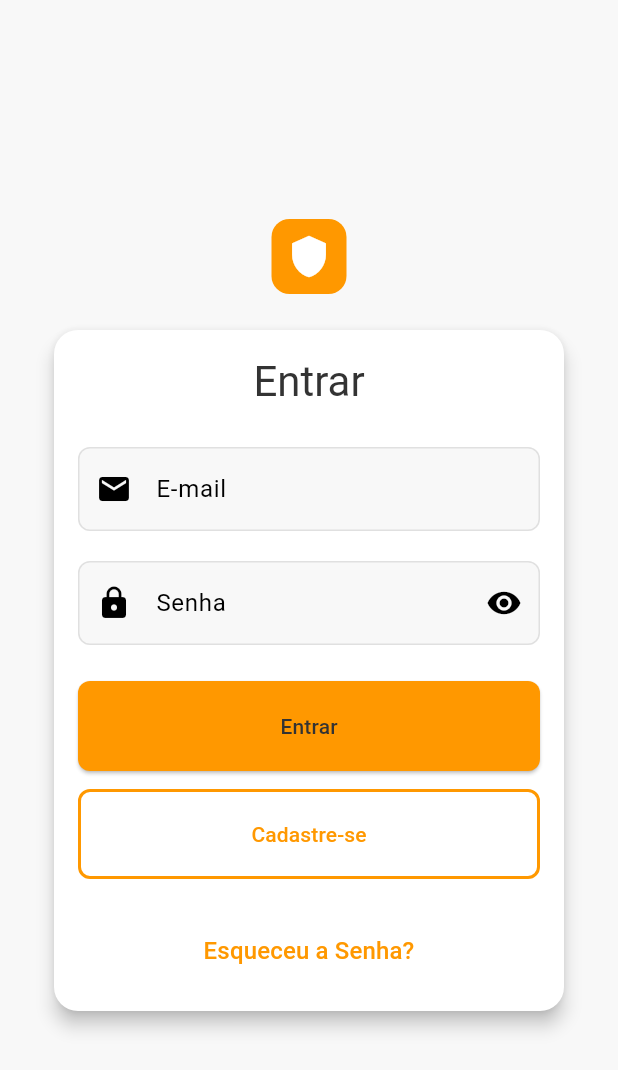
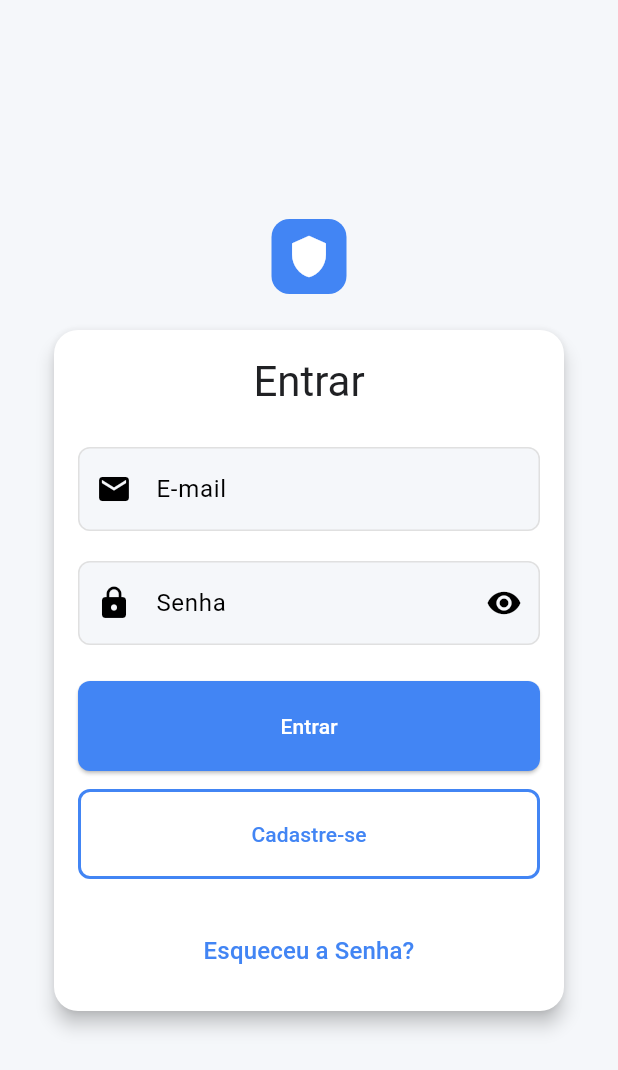
Before and after one commit to lucasbno/blindex, a Flutter app: the screen it shows after launch, on a phone screen of 412 x 824 dp. Shown: the top 1070 px of the screen. Run offline on Flutter 3.47's test engine with Material 3 defaults, Android fonts, the phone set to English and light mode, and no system bars; our stand-ins replace device_preview, get_it, mask_text_input_formatter; missing offline and left inert: bcrypt.

Commit message:
feat: change app color

```diff
--- a/lib/theme/app_themes.dart
+++ b/lib/theme/app_themes.dart
@@ -1,21 +1,18 @@
-// ignore_for_file: deprecated_member_use
-
 import 'package:flutter/material.dart';
 
 class AppColors {
-  // Light Theme
-  static const lightBackground = Color(0xFFF8F8F8);
+  // Light Theme Colors
+  static const lightBackground = Color(0xFFF5F7FA);
   static const lightCardBackground = Colors.white;
-  static const lightAccent = Color(0xFFFF9800);
-  static const lightTextColor = Color(0xFF333333);
+  static const lightAccent = Color(0xFF4285F4);
+  static const lightTextColor = Color(0xFF202124);
 
-  // Dark Theme
-  static const darkBackground = Color(0xFF121212);
-  static const darkCardBackground = Color(0xFF1E1E1E);
-  static const darkAccent = Color(0xFFFF9800);
-  static const darkTextColor = Color(0xFFF0F0F0);
+  // Dark Theme Colors
+  static const darkBackground = Color(0xFF1A1D21);
+  static const darkCardBackground = Color(0xFF252A31);
+  static const darkAccent = Color(0xFF8AB4F8);
+  static const darkTextColor = Color(0xFFE8EAED);
 
-  // Getter for colors based on theme
   static Color background(BuildContext context) {
     return Theme.of(context).brightness == Brightness.dark
         ? darkBackground
@@ -80,7 +77,7 @@ class AppThemes {
     elevatedButtonTheme: ElevatedButtonThemeData(
       style: ElevatedButton.styleFrom(
         backgroundColor: AppColors.lightAccent,
-        foregroundColor: AppColors.lightTextColor,
+        foregroundColor: Colors.white,
         shape: RoundedRectangleBorder(
           borderRadius: BorderRadius.circular(8),
         ),
@@ -89,7 +86,7 @@ class AppThemes {
     ),
     outlinedButtonTheme: OutlinedButtonThemeData(
       style: OutlinedButton.styleFrom(
-        foregroundColor: AppColors.lightTextColor,
+        foregroundColor: AppColors.lightAccent,
         side: const BorderSide(color: AppColors.lightAccent, width: 2),
         shape: RoundedRectangleBorder(
           borderRadius: BorderRadius.circular(8),
@@ -146,7 +143,7 @@ class AppThemes {
     ),
     outlinedButtonTheme: OutlinedButtonThemeData(
       style: OutlinedButton.styleFrom(
-        foregroundColor: AppColors.darkTextColor,
+        foregroundColor: AppColors.darkAccent,
         side: const BorderSide(color: AppColors.darkAccent, width: 2),
         shape: RoundedRectangleBorder(
           borderRadius: BorderRadius.circular(8),
```
